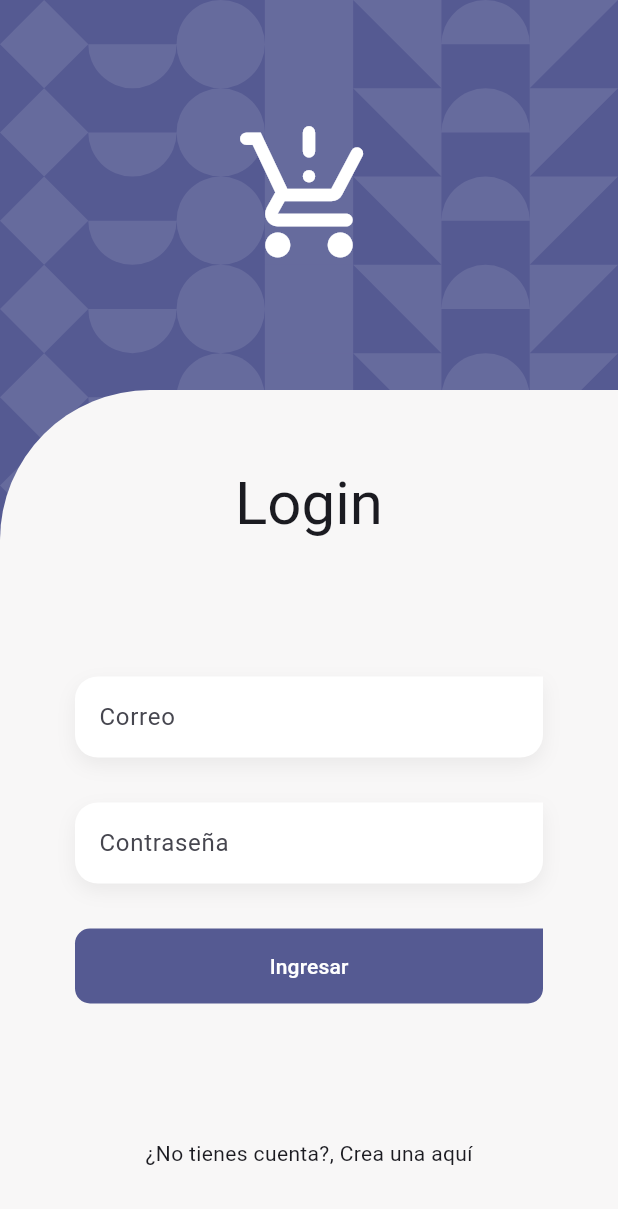
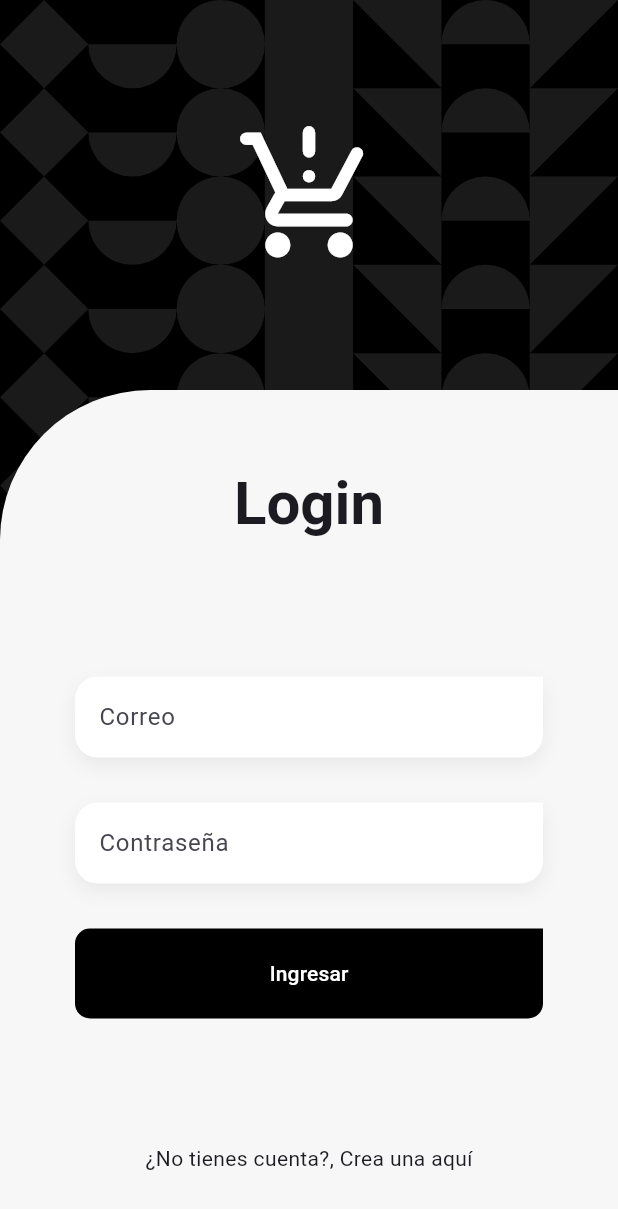
Before and after one commit to Klerith/flutter-authenticated-crud, a Flutter app: the screen it shows after launch, on a phone screen of 412 x 824 dp. Shown: the top 1209 px of the screen. Run offline on Flutter 3.47's test engine with Material 2 defaults, Android fonts, the phone set to English and light mode, and no system bars; our stand-ins replace go_router, google_fonts; project files that could hold a hidden picture were left out.

Commit message:
tema y botón actualizado

```diff
--- a/lib/config/theme/app_theme.dart
+++ b/lib/config/theme/app_theme.dart
@@ -8,7 +8,7 @@ class AppTheme {
     colorSchemeSeed: const Color(0xff424CB8),
     textTheme: TextTheme(
       titleLarge: GoogleFonts.montserratAlternates()
-        .copyWith( fontSize: 40 )
+        .copyWith( fontSize: 40, fontWeight: FontWeight.bold )
     ),
     scaffoldBackgroundColor: const Color(0xFFF8F7F7)
   );
--- a/lib/features/auth/presentation/screens/login_screen.dart
+++ b/lib/features/auth/presentation/screens/login_screen.dart
@@ -78,9 +78,10 @@ class _LoginForm extends StatelessWidget {
 
           SizedBox(
             width: double.infinity,
-            height: 50,
+            height: 60,
             child: CustomFilledButton(
               text: 'Ingresar',
+              buttonColor: Colors.black,
               onPressed: (){
 
               },
--- a/lib/features/shared/widgets/custom_filled_button.dart
+++ b/lib/features/shared/widgets/custom_filled_button.dart
@@ -4,8 +4,14 @@ class CustomFilledButton extends StatelessWidget {
 
   final void Function()? onPressed;
   final String text;
+  final Color? buttonColor;
 
-  const CustomFilledButton({super.key, this.onPressed, required this.text});
+  const CustomFilledButton({
+    super.key,
+    this.onPressed,
+    required this.text,
+    this.buttonColor
+  });
 
   @override
   Widget build(BuildContext context) {
@@ -13,7 +19,9 @@ class CustomFilledButton extends StatelessWidget {
     const radius = Radius.circular(10);
 
     return FilledButton(
-      style: FilledButton.styleFrom(shape: const RoundedRectangleBorder(
+      style: FilledButton.styleFrom(
+        backgroundColor: buttonColor,
+        shape: const RoundedRectangleBorder(
         borderRadius: BorderRadius.only(
           bottomLeft: radius,
           bottomRight: radius,
--- a/lib/features/shared/widgets/geometrical_background.dart
+++ b/lib/features/shared/widgets/geometrical_background.dart
@@ -9,7 +9,7 @@ class GeometricalBackground extends StatelessWidget {
   @override
   Widget build(BuildContext context) {
     final size = MediaQuery.of(context).size;
-    final colors = Theme.of(context).colorScheme;
+    final backgroundColor = Theme.of(context).scaffoldBackgroundColor;
     final borderSize = size.width / 7; // Este es el tamaño para colocar 7 elementos
 
 
@@ -28,11 +28,13 @@ class GeometricalBackground extends StatelessWidget {
       child: Stack(
         children: [
 
+          Positioned(child: Container(color: backgroundColor)),
+
           // Background with shapes
           Container(
-            clipBehavior: Clip.hardEdge,
-            decoration: BoxDecoration(
-              color: colors.primary,
+            height: size.height * 0.7,
+            decoration: const BoxDecoration(
+              color: Colors.black,
             ),
             child: Column(
               children: [
@@ -46,6 +48,8 @@ class GeometricalBackground extends StatelessWidget {
               ],
             )
           ),
+
+
 
           // Child widget
           child,
```
